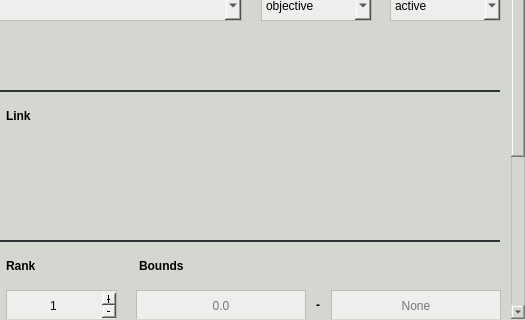
Old version of the form pyanno4rt/gui/designs/components/mean_dose_window.ui in the repository pyanno4rt/pyanno4rt; both pictures show x 195 to 720 and y 111 to 431 of the 720 by 431 pixel window.
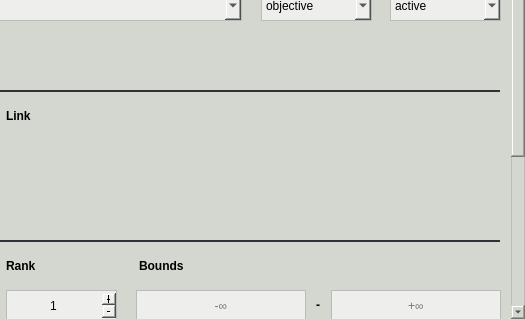
New version of the form.

What changed in the file:
```diff
--- a/pyanno4rt/gui/designs/components/mean_dose_window.ui
+++ b/pyanno4rt/gui/designs/components/mean_dose_window.ui
@@ -592,7 +592,7 @@
        <set>Qt::AlignCenter</set>
       </property>
       <property name="placeholderText">
-       <string>None</string>
+       <string>+∞</string>
       </property>
      </widget>
      <widget class="QLineEdit" name="weight_ledit">
@@ -685,7 +685,7 @@
        <set>Qt::AlignCenter</set>
       </property>
       <property name="placeholderText">
-       <string>0.0</string>
+       <string>-∞</string>
       </property>
      </widget>
      <widget class="QComboBox" name="segment_cbox">
```
